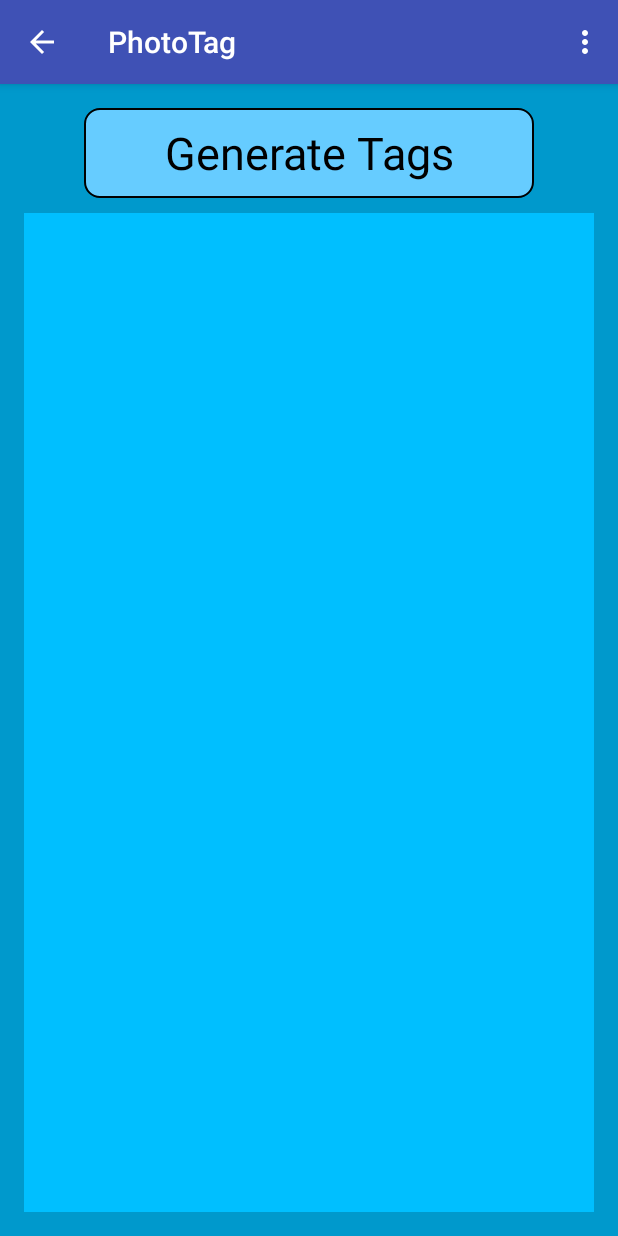
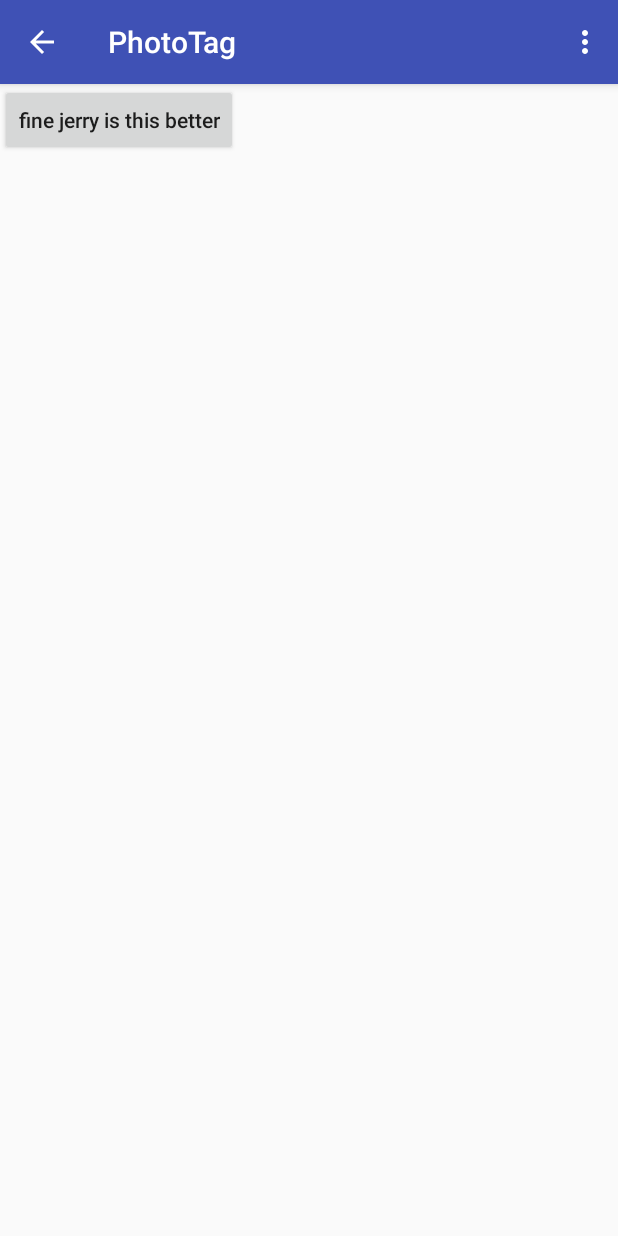
Before and after one commit to bikevin/PhotoTag, an Android app: the GameActivity screen opened directly, with no data from a screen before it, in the options menu, after a tap on "Settings", on a phone screen of 412 x 824 dp. Run offline under Robolectric (Android 15) with nearby library versions, the phone set to English and light mode, and no system bars; our stand-ins replace Picasso; libraries missing offline, so code that uses them is left out: com.clarifai.api, com.firebase.client; pictures from the network do not load; 5 statements that could not run were skipped.

Commit message:
partial new fragment

```diff
--- a/app/build.gradle
+++ b/app/build.gradle
@@ -31,5 +31,7 @@ dependencies {
     testCompile 'junit:junit:4.12'
     compile 'com.android.support:appcompat-v7:23.1.1'
     compile 'com.clarifai:clarifai-api-java:1.2.0'
+    compile 'com.android.support:support-v4:23.1.1'
     compile 'com.firebase:firebase-client-android:2.5.1+'
+    compile 'com.squareup.picasso:picasso:2.5.2'
 }
--- a/app/src/main/java/com/kevin/phototag/GameActivity.java
+++ b/app/src/main/java/com/kevin/phototag/GameActivity.java
@@ -1,6 +1,7 @@
 package com.kevin.phototag;
 
 import android.app.Activity;
+import android.net.Uri;
 import android.support.v7.app.AppCompatActivity;
 import android.support.v7.app.ActionBar;
 import android.support.v4.app.Fragment;
@@ -20,7 +21,8 @@ import android.widget.ArrayAdapter;
 import android.widget.TextView;
 
 public class GameActivity extends AppCompatActivity
-        implements NavigationDrawerFragment.NavigationDrawerCallbacks {
+        implements NavigationDrawerFragment.NavigationDrawerCallbacks,
+        GameFragment.OnFragmentInteractionListener{
 
     /**
      * Fragment managing the behaviors, interactions and presentation of the navigation drawer.
@@ -60,7 +62,7 @@ public class GameActivity extends AppCompatActivity
         // update the main content by replacing fragments
         FragmentManager fragmentManager = getSupportFragmentManager();
         fragmentManager.beginTransaction()
-                .replace(R.id.container, PlaceholderFragment.newInstance(position + 1))
+                .replace(R.id.container, GameFragment.newInstance(position + 1))
                 .commit();
     }
 
@@ -114,44 +116,9 @@ public class GameActivity extends AppCompatActivity
         return super.onOptionsItemSelected(item);
     }
 
-    /**
-     * A placeholder fragment containing a simple view.
-     */
-    public static class PlaceholderFragment extends Fragment {
-        /**
-         * The fragment argument representing the section number for this
-         * fragment.
-         */
-        private static final String ARG_SECTION_NUMBER = "section_number";
-
-        /**
-         * Returns a new instance of this fragment for the given section
-         * number.
-         */
-        public static PlaceholderFragment newInstance(int sectionNumber) {
-            PlaceholderFragment fragment = new PlaceholderFragment();
-            Bundle args = new Bundle();
-            args.putInt(ARG_SECTION_NUMBER, sectionNumber);
-            fragment.setArguments(args);
-            return fragment;
-        }
-
-        public PlaceholderFragment() {
-        }
-
-        @Override
-        public View onCreateView(LayoutInflater inflater, ViewGroup container,
-                                 Bundle savedInstanceState) {
-            View rootView = inflater.inflate(R.layout.fragment_game, container, false);
-            return rootView;
-        }
-
-        @Override
-        public void onAttach(Activity activity) {
-            super.onAttach(activity);
-            ((GameActivity) activity).onSectionAttached(
-                    getArguments().getInt(ARG_SECTION_NUMBER));
-        }
+    @Override
+    public void onFragmentInteraction(Uri uri){
+        //required interface method
     }
 
 }
--- /dev/null
+++ b/app/src/main/java/com/kevin/phototag/GameFragment.java
@@ -0,0 +1,242 @@
+package com.kevin.phototag;
+
+import android.app.Activity;
+import android.content.Context;
+import android.content.Intent;
+import android.graphics.Bitmap;
+import android.graphics.BitmapFactory;
+import android.net.Uri;
+import android.os.AsyncTask;
+import android.os.Bundle;
+import android.provider.MediaStore;
+import android.support.v4.app.Fragment;
+import android.util.Log;
+import android.view.LayoutInflater;
+import android.view.View;
+import android.view.ViewGroup;
+import android.widget.Button;
+import android.widget.ImageView;
+import android.widget.TextView;
+
+import com.clarifai.api.ClarifaiClient;
+import com.clarifai.api.RecognitionRequest;
+import com.clarifai.api.RecognitionResult;
+import com.clarifai.api.Tag;
+import com.clarifai.api.exception.ClarifaiException;
+import com.google.gson.JsonArray;
+import com.google.gson.JsonElement;
+import com.google.gson.JsonObject;
+import com.squareup.picasso.Picasso;
+
+import java.io.ByteArrayOutputStream;
+import java.io.IOException;
+import java.net.URI;
+import java.util.ArrayList;
+import java.util.Iterator;
+import java.util.LinkedHashMap;
+
+
+/**
+ * A simple {@link Fragment} subclass.
+ * Activities that contain this fragment must implement the
+ * {@link GameFragment.OnFragmentInteractionListener} interface
+ * to handle interaction events.
+ * Use the {@link GameFragment#newInstance} factory method to
+ * create an instance of this fragment.
+ */
+public class GameFragment extends Fragment {
+    private static final String TAG = GameFragment.class.getSimpleName();
+    private static final int CODE_PICK = 1;
+
+    private ImageView imageView;
+    private TextView textView;
+    private Button selectButton;
+
+
+    private OnFragmentInteractionListener mListener;
+
+    private final ClarifaiClient client = new ClarifaiClient(Credentials.CLIENT_ID,
+            Credentials.CLIENT_SECRET);
+
+    public GameFragment() {
+        // Required empty public constructor
+    }
+
+    // TODO: Rename and change types and number of parameters
+    public static GameFragment newInstance(int sectionNumber) {
+        GameFragment fragment = new GameFragment();
+        Bundle args = new Bundle();
+        args.putInt("section_number", sectionNumber);
+        fragment.setArguments(args);
+        return fragment;
+    }
+
+    @Override
+    public void onCreate(Bundle savedInstanceState) {
+        super.onCreate(savedInstanceState);
+    }
+
+    @Override
+    public View onCreateView(LayoutInflater inflater, ViewGroup container,
+                             Bundle savedInstanceState) {
+        // Inflate the layout for this fragment
+
+        View rootView = inflater.inflate(R.layout.fragment_game2, container, false);
+        imageView = (ImageView) rootView.findViewById(R.id.imageView);
+        textView = (TextView) rootView.findViewById(R.id.textView);
+        selectButton = (Button) rootView.findViewById(R.id.selectButton);
+
+        selectButton.setOnClickListener(new View.OnClickListener() {
+            @Override
+            public void onClick(View v) {
+                final Intent intent = new Intent(Intent.ACTION_PICK, MediaStore.Images.Media.EXTERNAL_CONTENT_URI);
+                startActivityForResult(intent, CODE_PICK);
+            }
+        });
+
+        return rootView;
+    }
+
+    @Override
+    public void onActivityResult(int requestCode, int resultCode, Intent intent){
+        super.onActivityResult(requestCode, resultCode, intent);
+
+        if(requestCode == CODE_PICK && resultCode == Activity.RESULT_OK) {
+            Log.d(TAG, "User picked image" + intent.getData());
+            Bitmap bitmap = loadBitmapFromUri(intent.getData());
+            Picasso.with(this.getActivity()).load(intent.getData()).into(imageView);
+            new AsyncTask<Bitmap, Void, RecognitionResult>() {
+                @Override
+                protected RecognitionResult doInBackground(Bitmap... bitmaps) {
+                    return recognizeBitmap(bitmaps[0]);
+                }
+
+                @Override
+                protected void onPostExecute(RecognitionResult result) {
+                    updateUIForResult(result);
+                }
+            }.execute(bitmap);
+        }
+    }
+
+    /** Sends the given bitmap to Clarifai for recognition and returns the result. */
+    private RecognitionResult recognizeBitmap(Bitmap bitmap) {
+        try {
+            // Scale down the image. This step is optional. However, sending large images over the
+            // network is slow and  does not significantly improve recognition performance.
+            Bitmap scaled = Bitmap.createScaledBitmap(bitmap, 320,
+                    320 * bitmap.getHeight() / bitmap.getWidth(), true);
+
+            // Compress the image as a JPEG.
+            ByteArrayOutputStream out = new ByteArrayOutputStream();
+            scaled.compress(Bitmap.CompressFormat.JPEG, 90, out);
+            byte[] jpeg = out.toByteArray();
+
+            // Send the JPEG to Clarifai and return the result.
+            return client.recognize(new RecognitionRequest(jpeg)).get(0);
+        } catch (ClarifaiException e) {
+            Log.e(TAG, "Clarifai error", e);
+            return null;
+        }
+    }
+
+    /** Updates the UI by displaying tags for the given result. */
+    private void updateUIForResult(RecognitionResult result) {
+        if (result != null) {
+            if (result.getStatusCode() == RecognitionResult.StatusCode.OK) {
+                //get probabilities
+                JsonObject fullResponse = result.getJsonResponse();
+
+                JsonArray probabilities = fullResponse.getAsJsonObject("results")
+                        .getAsJsonObject("tag").getAsJsonArray("probs");
+
+                Iterator<JsonElement> probIterator = probabilities.iterator();
+
+                ArrayList<String> probNumber = new ArrayList<>();
+
+                while(probIterator.hasNext()){
+                    probNumber.add(probIterator.next().getAsString());
+                }
+
+                LinkedHashMap<String, String> tagAndProb = new LinkedHashMap<>();
+
+                // Display the list of tags in the UI.
+                StringBuilder b = new StringBuilder();
+                for (Tag tag : result.getTags()) {
+                    b.append(b.length() > 0 ? ", " : "").append(tag.getName()).append("\n");
+                }
+                textView.setText("Tags:\n" + b);
+
+
+
+            } else {
+                Log.e(TAG, "Clarifai: " + result.getStatusMessage());
+                textView.setText("Sorry, there was an error recognizing your image.");
+            }
+        } else {
+            textView.setText("Sorry, there was an error recognizing your image.");
+        }
+        selectButton.setEnabled(true);
+    }
+
+    // TODO: Rename method, update argument and hook method into UI event
+    public void onButtonPressed(Uri uri) {
+        if (mListener != null) {
+            mListener.onFragmentInteraction(uri);
+        }
+    }
+
+    private Bitmap loadBitmapFromUri(Uri uri){
+        try {
+            // The image may be large. Load an image that is sized for display. This follows best
+            // practices from http://developer.android.com/training/displaying-bitmaps/load-bitmap.html
+            BitmapFactory.Options opts = new BitmapFactory.Options();
+            opts.inJustDecodeBounds = true;
+            BitmapFactory.decodeStream(getActivity().getContentResolver().openInputStream(uri), null, opts);
+            int sampleSize = 1;
+            while (opts.outWidth / (2 * sampleSize) >= imageView.getWidth() &&
+                    opts.outHeight / (2 * sampleSize) >= imageView.getHeight()) {
+                sampleSize *= 2;
+            }
+
+            opts = new BitmapFactory.Options();
+            opts.inSampleSize = sampleSize;
+            return BitmapFactory.decodeStream(getActivity().getContentResolver().openInputStream(uri), null, opts);
+        } catch (IOException e) {
+            Log.e(TAG, "Error loading image: " + uri, e);
+        }
+        return null;
+    }
+
+    @Override
+    public void onAttach(Context context) {
+        super.onAttach(context);
+        if (context instanceof OnFragmentInteractionListener) {
+            mListener = (OnFragmentInteractionListener) context;
+        } else {
+            throw new RuntimeException(context.toString()
+                    + " must implement OnFragmentInteractionListener");
+        }
+    }
+
+    @Override
+    public void onDetach() {
+        super.onDetach();
+        mListener = null;
+    }
+
+    /**
+     * This interface must be implemented by activities that contain this
+     * fragment to allow an interaction in this fragment to be communicated
+     * to the activity and potentially other fragments contained in that
+     * activity.
+     * <p/>
+     * See the Android Training lesson <a href=
+     * "http://developer.android.com/training/basics/fragments/communicating.html"
+     * >Communicating with Other Fragments</a> for more information.
+     */
+    public interface OnFragmentInteractionListener {
+        // TODO: Update argument type and name
+        void onFragmentInteraction(Uri uri);
+    }
+}
--- /dev/null
+++ b/app/src/main/res/layout/fragment_game2.xml
@@ -0,0 +1,26 @@
+<FrameLayout xmlns:android="http://schemas.android.com/apk/res/android"
+    xmlns:tools="http://schemas.android.com/tools"
+    android:layout_width="match_parent"
+    android:layout_height="match_parent"
+    tools:context="com.kevin.phototag.GameFragment">
+
+    <!-- TODO: Update blank fragment layout -->
+    <ImageView
+        android:layout_width="match_parent"
+        android:layout_height="match_parent"
+        android:id="@+id/imageView"
+        />
+
+    <TextView
+        android:layout_width="wrap_content"
+        android:layout_height="wrap_content"
+        android:id="@+id/textView"/>
+
+    <Button
+        android:layout_width="wrap_content"
+        android:layout_height="wrap_content"
+        android:id="@+id/selectButton"
+        android:text="fine jerry is this better"
+        android:inputType="text"/>
+
+</FrameLayout>
--- a/app/src/main/res/values/strings.xml
+++ b/app/src/main/res/values/strings.xml
@@ -15,4 +15,7 @@
 
     <string name="action_settings">Settings</string>
     <string name="generate_name">Generate Tags</string>
+
+    <!-- TODO: Remove or change this placeholder text -->
+    <string name="hello_blank_fragment">Hello blank fragment</string>
 </resources>
```
